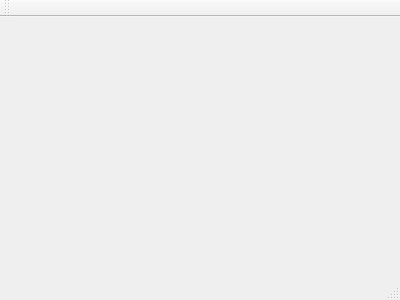
Above: client/mainwindow.ui from cutglass/uchet before the change. Below: the same form after it.
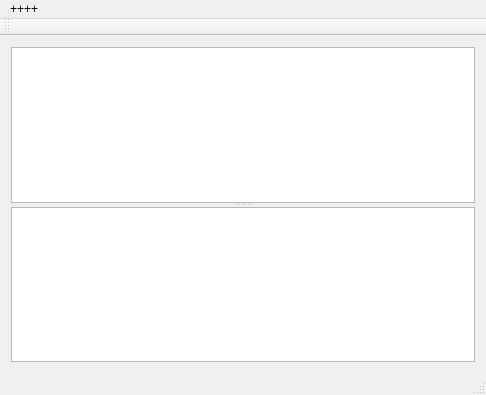
That is the form after the change.

Commit message: Настройка вн вида окна настройка компоновщиков

The edit to the form file:
```diff
--- a/client/mainwindow.ui
+++ b/client/mainwindow.ui
@@ -1,24 +1,62 @@
 <ui version="4.0">
  <class>MainWindow</class>
- <widget class="QMainWindow" name="MainWindow" >
-  <property name="geometry" >
+ <widget class="QMainWindow" name="MainWindow">
+  <property name="geometry">
    <rect>
     <x>0</x>
     <y>0</y>
-    <width>400</width>
-    <height>300</height>
+    <width>486</width>
+    <height>395</height>
    </rect>
   </property>
   <property name="windowTitle" >
    <string>MainWindow</string>
   </property>
-  <widget class="QMenuBar" name="menuBar" />
-  <widget class="QToolBar" name="mainToolBar" />
-  <widget class="QWidget" name="centralWidget" />
-  <widget class="QStatusBar" name="statusBar" />
+  <widget class="QWidget" name="centralWidget">
+   <layout class="QHBoxLayout" name="horizontalLayout">
+    <item>
+     <widget class="QSplitter" name="splitter">
+      <property name="orientation">
+       <enum>Qt::Vertical</enum>
+      </property>
+      <widget class="QTableView" name="tableView"/>
+      <widget class="QTableView" name="tableView_2"/>
+     </widget>
+    </item>
+   </layout>
+  </widget>
+  <widget class="QMenuBar" name="menuBar">
+   <property name="geometry">
+    <rect>
+     <x>0</x>
+     <y>0</y>
+     <width>486</width>
+     <height>24</height>
+    </rect>
+   </property>
+   <widget class="QMenu" name="menu">
+    <property name="title">
+     <string>++++</string>
+    </property>
+   </widget>
+   <addaction name="menu"/>
+  </widget>
+  <widget class="QToolBar" name="mainToolBar">
+   <attribute name="toolBarArea">
+    <enum>TopToolBarArea</enum>
+   </attribute>
+   <attribute name="toolBarBreak">
+    <bool>false</bool>
+   </attribute>
+  </widget>
+  <widget class="QStatusBar" name="statusBar"/>
+  <action name="action_2">
+   <property name="text">
+    <string>Выход</string>
+   </property>
+  </action>
  </widget>
- <layoutDefault spacing="6" margin="11" />
- <pixmapfunction></pixmapfunction>
+ <layoutdefault spacing="6" margin="11"/>
  <resources/>
  <connections/>
 </ui>
```
Left out of the diff: 3 changed lines with no effect on the pictures.
